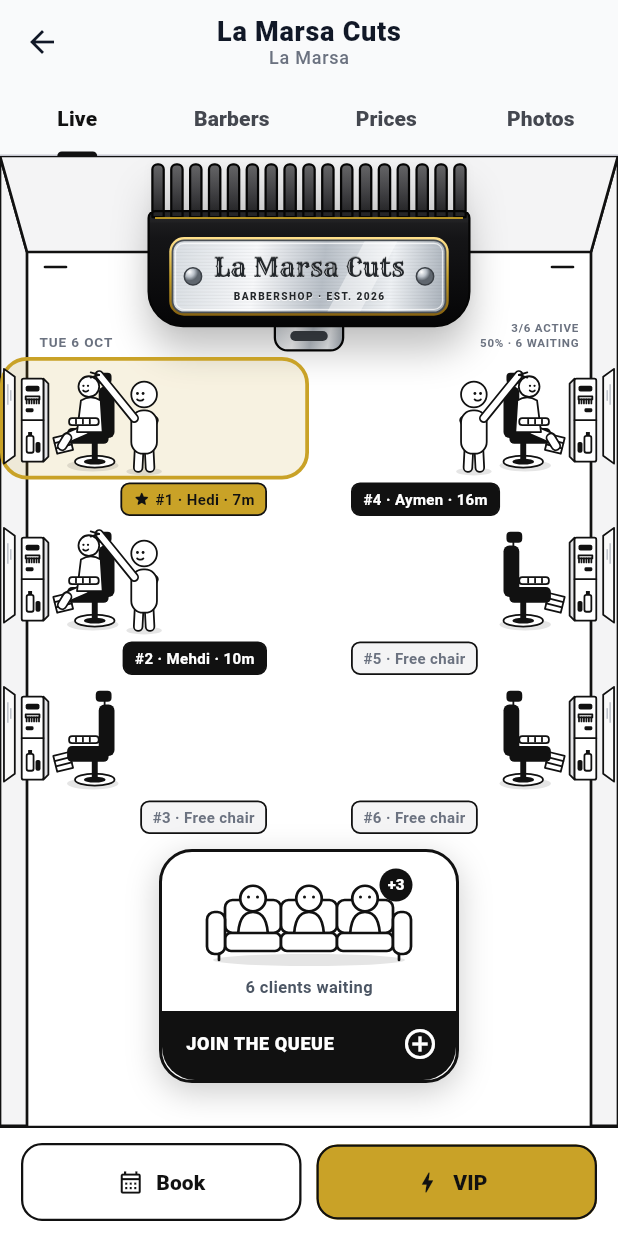
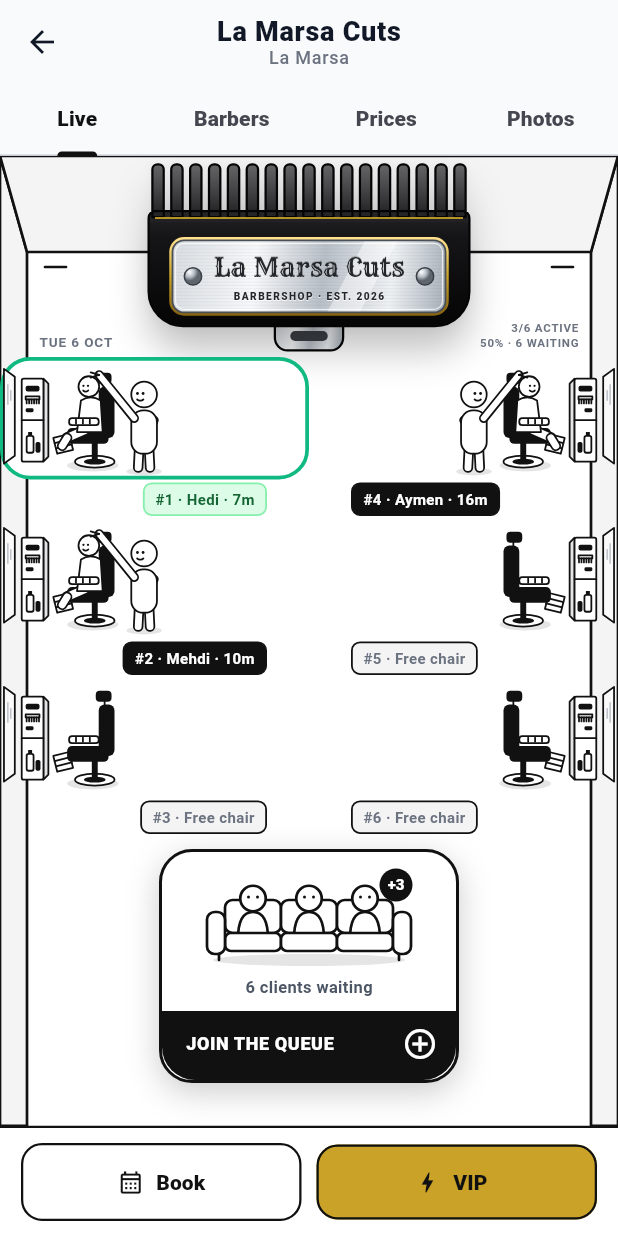
Before and after one commit to badiss-benzarti/flutter, a Flutter app: the _SocialScreen screen opened directly, after a tap on an icon or button, on a phone screen of 412 x 824 dp. Run offline on Flutter 3.47's test engine with Material 3 defaults, Android fonts, the phone set to English and light mode, and no system bars; our stand-ins replace flutter_map, flutter_riverpod, flutter_secure_storage, latlong2, sqflite, sqflite_common_ffi and 2 more; accounts and stored records are empty.

Commit message:
Green outline for highlighted barbers
The searched barber's chair gets a green outline and a light-green name
tag; their card on the salon's Barbers tab and the matched letters in the
search use the same green.

Co-Authored-By: Claude Opus 5.5 <noreply@anthropic.com>

```diff
--- a/lib/features/floor_plan/presentation/widgets/station_widget.dart
+++ b/lib/features/floor_plan/presentation/widgets/station_widget.dart
@@ -22,10 +22,13 @@ class StationWidget extends StatefulWidget {
   /// Read-only view for clients: no owner actions in the labels.
   final bool publicView;
 
-  /// Marks the barber the viewer is looking for (gold frame and tag).
+  /// Marks the barber the viewer is looking for (green outline and tag).
   final bool highlighted;
 
-  static const highlightColor = Color(0xFFC9A227);
+  static const highlightColor = Color(0xFF10B981);
+  static const _highlightTagFill = Color(0xFFDCFCE7);
+  static const _highlightTagBorder = Color(0xFF86EFAC);
+  static const _highlightText = Color(0xFF166534);
 
   @override
   State<StationWidget> createState() => _StationWidgetState();
@@ -93,10 +96,8 @@ class _StationWidgetState extends State<StationWidget>
               child: DecoratedBox(
                 decoration: widget.highlighted
                     ? BoxDecoration(
-                        color: StationWidget.highlightColor.withValues(
-                          alpha: 0.14,
-                        ),
-                        borderRadius: BorderRadius.circular(18),
+                        color: Colors.white,
+                        borderRadius: BorderRadius.circular(20),
                         border: Border.all(
                           color: StationWidget.highlightColor,
                           width: 2.5,
@@ -182,9 +183,11 @@ class _NameTag extends StatelessWidget {
       ),
     };
 
+    var border = const Color(0xFF111111);
     if (highlighted) {
-      background = StationWidget.highlightColor;
-      foreground = const Color(0xFF111111);
+      background = StationWidget._highlightTagFill;
+      foreground = StationWidget._highlightText;
+      border = StationWidget._highlightTagBorder;
       dot = null;
     }
 
@@ -193,15 +196,12 @@ class _NameTag extends StatelessWidget {
       decoration: BoxDecoration(
         color: background,
         borderRadius: BorderRadius.circular(6),
-        border: Border.all(color: const Color(0xFF111111), width: 1.2),
+        border: Border.all(color: border, width: 1.2),
       ),
       child: Row(
         mainAxisSize: MainAxisSize.min,
         children: [
-          if (highlighted) ...[
-            Icon(Icons.star_rounded, size: 12, color: foreground),
-            const SizedBox(width: 3),
-          ] else if (dot != null) ...[
+          if (dot != null) ...[
             Container(
               width: 6,
               height: 6,
--- a/lib/prototype/client/client_shell.dart
+++ b/lib/prototype/client/client_shell.dart
@@ -380,7 +380,7 @@ class _SocialScreenState extends State<_SocialScreen> {
           TextSpan(text: name.substring(0, at)),
           TextSpan(
             text: name.substring(at, at + q.length),
-            style: const TextStyle(backgroundColor: Color(0xFFFFE08A)),
+            style: const TextStyle(backgroundColor: Color(0xFFDCFCE7)),
           ),
           TextSpan(text: name.substring(at + q.length)),
         ],
--- a/lib/prototype/client/salon_page.dart
+++ b/lib/prototype/client/salon_page.dart
@@ -121,7 +121,9 @@ class _BarbersTab extends StatelessWidget {
           Padding(
             padding: const EdgeInsets.only(bottom: 10),
             child: InkCard(
-              color: b.name == highlightBarber ? const Color(0xFFFFF4CF) : null,
+              borderColor: b.name == highlightBarber
+                  ? const Color(0xFF10B981)
+                  : null,
               onTap: () => showBarberSheet(context, salon, b),
               child: Row(
                 children: [
```
Also changed, not shown: lib/prototype/widgets/ui.dart (+7 -1 lines).
